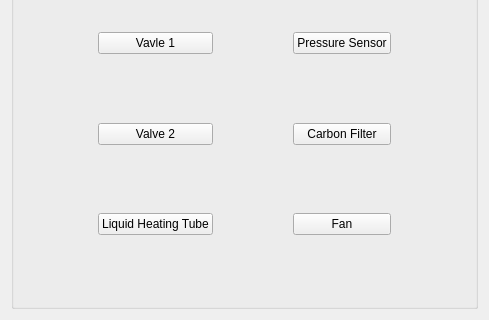
Old version of the form ServiceSW/Master/Components/SystemTracking/Forms/LaSystem.ui in the repository Liyezhong/Master; both pictures show x 0 to 489 and y 160 to 480 of the 489 by 480 pixel window.
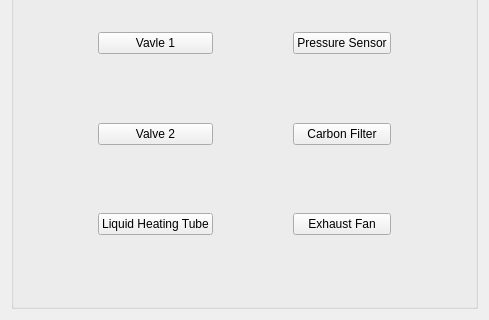
New version of the form.

```diff
--- a/ServiceSW/Master/Components/SystemTracking/Forms/LaSystem.ui
+++ b/ServiceSW/Master/Components/SystemTracking/Forms/LaSystem.ui
@@ -117,7 +117,7 @@
       <item row="7" column="3">
        <widget class="QPushButton" name="modifyFan">
         <property name="text">
-         <string>Fan</string>
+         <string>Exhaust Fan</string>
         </property>
        </widget>
       </item>
```
